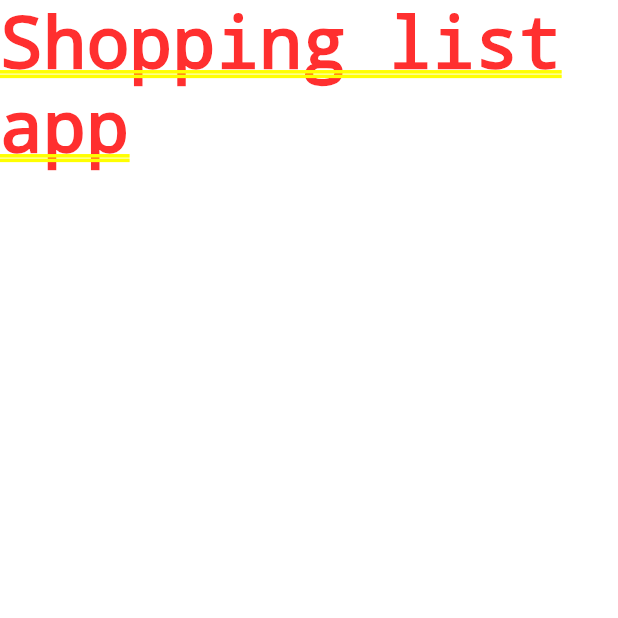
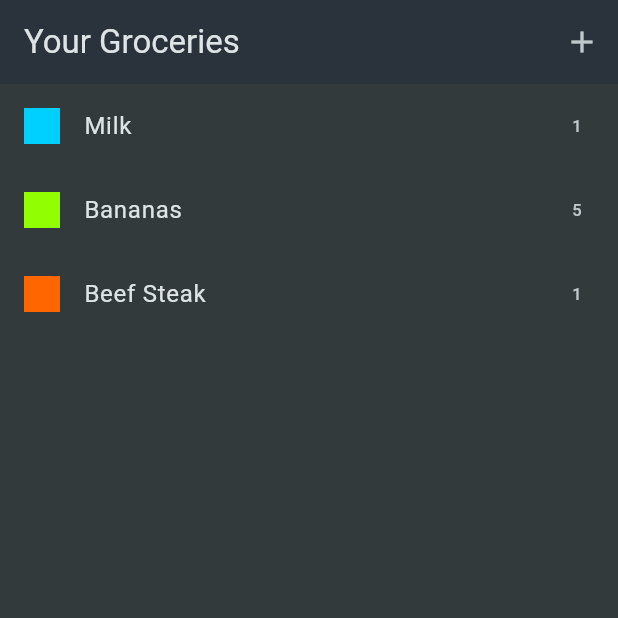
Before and after one commit to Shahmahdi/shopping_list_flutter, a Flutter app: the screen it shows after launch, on a phone screen of 412 x 824 dp, the top half of it. Run offline on Flutter 3.47's test engine with Material 3 defaults, Android fonts, the phone set to English and light mode, and no system bars.

Commit message:
Groceries and new item screen added

```diff
--- /dev/null
+++ b/lib/data/dummy_items.dart
@@ -0,0 +1,22 @@
+import 'package:shopping_list_app/data/categories.dart';
+import 'package:shopping_list_app/models/category.dart';
+import 'package:shopping_list_app/models/grocery_item.dart';
+
+final groceryItems = [
+  GroceryItem(
+    id: 'a',
+    name: 'Milk',
+    quantity: 1,
+    category: categories[Categories.dairy]!,
+  ),
+  GroceryItem(
+      id: 'b',
+      name: 'Bananas',
+      quantity: 5,
+      category: categories[Categories.fruit]!),
+  GroceryItem(
+      id: 'c',
+      name: 'Beef Steak',
+      quantity: 1,
+      category: categories[Categories.meat]!),
+];
--- a/lib/main.dart
+++ b/lib/main.dart
@@ -1,10 +1,30 @@
 import 'package:flutter/material.dart';
+import 'package:shopping_list_app/screens/groceries.dart';
 
 void main() {
-  runApp(
-    const MaterialApp(
-      title: "Shopping list app",
-      home: Text("Shopping list app"),
-    ),
-  );
+  runApp(const MyApp());
 }
+
+var kColorScheme = ColorScheme.fromSeed(
+  brightness: Brightness.dark,
+  seedColor: const Color.fromARGB(255, 147, 229, 250),
+  surface: const Color.fromARGB(255, 42, 51, 59),
+);
+
+final theme = ThemeData(
+  colorScheme: kColorScheme,
+  scaffoldBackgroundColor: const Color.fromARGB(255, 50, 58, 60),
+);
+
+class MyApp extends StatelessWidget {
+  const MyApp({super.key});
+
+  @override
+  Widget build(BuildContext context) {
+    return MaterialApp(
+      title: "Flutter Groceries",
+      theme: theme,
+      home: const Groceries(),
+    );
+  }
+}
--- /dev/null
+++ b/lib/screens/groceries.dart
@@ -0,0 +1,87 @@
+import 'package:flutter/material.dart';
+import 'package:shopping_list_app/data/dummy_items.dart';
+import 'package:shopping_list_app/screens/new_item.dart';
+
+class Groceries extends StatefulWidget {
+  const Groceries({super.key});
+
+  @override
+  State<Groceries> createState() {
+    return _Groceries();
+  }
+}
+
+class _Groceries extends State<Groceries> {
+  void _addItem() {
+    Navigator.of(context).push(MaterialPageRoute(builder: (ctx) {
+      return const NewItem();
+    }));
+  }
+
+  @override
+  Widget build(BuildContext context) {
+    return Scaffold(
+      appBar: AppBar(
+        title: const Text("Your Groceries"),
+        actions: [
+          IconButton(
+            onPressed: _addItem,
+            icon: const Icon(Icons.add),
+          ),
+        ],
+      ),
+      body: ListView.builder(
+        itemCount: groceryItems.length,
+        itemBuilder: (context, index) => ListTile(
+          title: Text(groceryItems[index].name),
+          leading: Container(
+            width: 24,
+            height: 24,
+            color: groceryItems[index].category.color,
+          ),
+          trailing: Text(groceryItems[index].quantity.toString()),
+        ),
+      ),
+    );
+  }
+}
+
+// ---------------------------------Alternative UI solution--------------------
+
+// class _Groceries extends State<Groceries> {
+//   @override
+//   Widget build(BuildContext context) {
+//     return ListView.builder(
+//       itemCount: groceryItems.length,
+//       itemBuilder: (context, index) => Padding(
+//         padding: const EdgeInsets.symmetric(
+//           horizontal: 12,
+//           vertical: 8,
+//         ),
+//         child: Column(
+//           children: [
+//             Row(
+//               children: [
+//                 Container(
+//                   width: 24,
+//                   height: 24,
+//                   color: groceryItems[index].category.color,
+//                 ),
+//                 const SizedBox(width: 15),
+//                 Expanded(
+//                   child: Row(
+//                     children: [
+//                       Text(groceryItems[index].name),
+//                       const Expanded(child: SizedBox()),
+//                       Text(groceryItems[index].quantity.toString()),
+//                     ],
+//                   ),
+//                 ),
+//               ],
+//             ),
+//           ],
+//         ),
+//       ),
+//     );
+//   }
+// }
```
Also changed, not shown: lib/data/categories.dart (added, +45 -0 lines), lib/models/category.dart (added, +21 -0 lines), lib/models/grocery_item.dart (added, +16 -0 lines), lib/screens/new_item.dart (added, +89 -0 lines).
